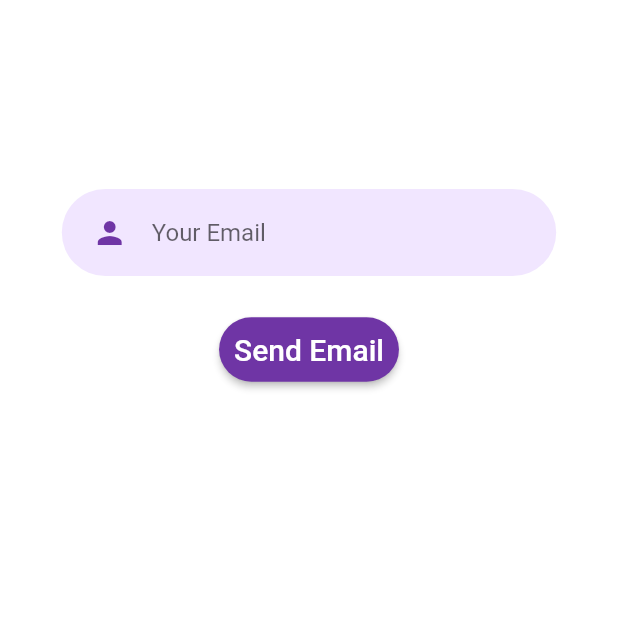
After one commit to Bhavik-20/Flutter_AppointmentApp, a Flutter app: the student_login screen opened by its route, after a tap on "Forgot password ?", after a tap on "Send Email", on a phone screen of 412 x 824 dp, the top half of it. The commit adds this screen. Run offline on Flutter 3.47's test engine with Material 2 defaults, Android fonts, the phone set to English and light mode, and no system bars; our stand-ins replace cloud_firestore, curved_navigation_bar, firebase_auth, firebase_storage, flutter_spinkit, flutter_svg and 4 more; accounts and stored records are empty; network calls fail.

Commit message:
change password

```diff
--- /dev/null
+++ b/lib/pages/ForgotScreen.dart
@@ -0,0 +1,104 @@
+import 'dart:ui';
+import 'package:cloud_firestore/cloud_firestore.dart';
+import 'package:firebase_auth/firebase_auth.dart';
+import 'package:flutter/material.dart';
+import 'package:flutter_appointment_app/model/User.dart';
+import 'package:flutter_appointment_app/services/auth.dart';
+import 'package:flutter_appointment_app/services/database.dart';
+import 'package:flutter_appointment_app/ui_helpers/Loading.dart';
+import 'package:flutter_appointment_app/ui_helpers/constants.dart';
+import 'package:flutter_appointment_app/ui_helpers/rounded_button.dart';
+import 'package:flutter_appointment_app/ui_helpers/rounded_input_field.dart';
+import 'package:flutter_appointment_app/ui_helpers/rounded_password_field.dart';
+import 'package:flutter_appointment_app/ui_helpers/text_field_container.dart';
+import 'package:flutter_svg/flutter_svg.dart';
+import 'package:fluttertoast/fluttertoast.dart';
+import 'package:shared_preferences/shared_preferences.dart';
+
+class ForgotScreen extends StatefulWidget{
+  @override
+  State<StatefulWidget>createState() {
+    //TODO: implement createState
+    return _ForgotScreen();
+  }
+    }
+    class _ForgotScreen extends State<ForgotScreen>{
+      String email="";
+
+      var _formKey=GlobalKey<FormState>();
+
+      checkUserExists(String email) async{
+        CollectionReference studColl= Firestore.instance.collection('student');
+        var snap= await studColl.where("email",isEqualTo: email).getDocuments();
+        if(snap.documents.isEmpty)
+          {
+            return "Not Exists";
+          }
+        else
+          {
+            return "Exists";
+          }
+      }
+
+     @override
+      Widget build(BuildContext context){
+       //TODO: implement build
+       return Scaffold(
+         backgroundColor: Colors.white,
+         body: Center(
+           child: Padding(padding: EdgeInsets.only(top: 50,left:20,right:20),
+           child:Form(
+             key: _formKey,
+           child: Column(
+               children:<Widget> [
+                 Text("We will send you a link ... Please click on that link to reset your password",
+                 style: TextStyle(color: Color(0xffffffff),fontSize: 20),
+                 ),
+                 SizedBox(height:20),
+                 RoundedInputField(
+                   hintText: "Your Email",
+                   onChanged: (value) {
+                     setState(() => email=value);
+                   },
+                 ),
+                 Padding(
+                   padding:EdgeInsets.only(left:0,top:15,right:0,bottom:0),
+                   child:RaisedButton(
+                     onPressed:() async{
+                       if(_formKey.currentState.validate()){
+                         String result = await checkUserExists(email);
+                         if(result=="Exists") {
+                           FirebaseAuth.instance.sendPasswordResetEmail(
+                               email: email).then((value) =>
+                               print("Check your mails..."));
+                         }
+                         else
+                           {
+                             Fluttertoast.showToast(
+                               backgroundColor: Colors.red,
+                               msg: 'We have no user with this email Id',
+                               toastLength: Toast.LENGTH_SHORT,
+                               gravity: ToastGravity.BOTTOM,
+                             );
+                           }
+                           }
+
+                         },
+                     shape: RoundedRectangleBorder(
+                       borderRadius: BorderRadius.circular(50),
+                     ),
+                     color: kPrimaryColor,
+                     child: Text("Send Email",style:TextStyle(color:Colors.white,fontSize:20),),
+                    padding: EdgeInsets.all(10),
+                 ),
+                 ),
+               ],
+           )
+           ),
+         ),
+       ),
+       );
+     }
+
+
+    }
--- a/lib/pages/role.dart
+++ b/lib/pages/role.dart
@@ -10,6 +10,7 @@ class role extends StatelessWidget {
 
   @override
   Widget build(BuildContext context) {
+    Size size = MediaQuery.of(context).size;
     return MaterialApp(
       home: Scaffold(
         backgroundColor: Colors.deepPurple[50],
@@ -41,7 +42,7 @@ class role extends StatelessWidget {
                             Navigator.of(context).pushNamed('/st_login');
                           },
                           child: Image.asset('images/role_student.jpg' ,
-                          width: 150,)
+                          width: size.width*0.3,)
                       ),
                       SizedBox(height: 10.0),
                       Text('I am a Student',
@@ -58,7 +59,7 @@ class role extends StatelessWidget {
                             Navigator.of(context).pushNamed('/tea_login');
                           },
                           child: Image.asset('images/role_teacher.jpg',
-                            width: 150,)
+                            width: size.width*0.3,)
                       ),
                       SizedBox(height: 10.0),
                         Text('I am a Teacher',
--- a/lib/pages/student_accepted_requests.dart
+++ b/lib/pages/student_accepted_requests.dart
@@ -8,7 +8,6 @@ import 'package:flutter_appointment_app/services/database.dart';
 import "package:google_fonts/google_fonts.dart";
 import 'package:curved_navigation_bar/curved_navigation_bar.dart';
 import 'package:provider/provider.dart';
-
 import 'List_teacherAcceptedRequests.dart';
 
 void main()
--- a/lib/pages/student_login.dart
+++ b/lib/pages/student_login.dart
@@ -11,6 +11,7 @@ import 'package:flutter_appointment_app/ui_helpers/rounded_password_field.dart';
 import 'package:flutter_appointment_app/ui_helpers/text_field_container.dart';
 import 'package:fluttertoast/fluttertoast.dart';
 import 'package:shared_preferences/shared_preferences.dart';
+import 'package:flutter_appointment_app/pages/ForgotScreen.dart';
 
 void main(){
   runApp(student_login());
@@ -176,6 +177,20 @@ class _student_loginState extends State<student_login> {
                     }
                   },
                 ),
+                Padding(padding: EdgeInsets.only(right:20),
+                    child: Container(
+                      width: double.infinity,
+                      child: InkWell(
+                        onTap:(){
+                          Navigator.pushReplacement(context,MaterialPageRoute(builder:(BuildContext context)=> ForgotScreen()));
+                        },
+                        child:Text("Forgot password ?",style:TextStyle(color:kPrimaryColor),
+                          textAlign: TextAlign.right,),
+
+                      ),
+                    )
+
+                ),
                 SizedBox(height: size.height * 0.01),
                 SizedBox(height: 10.0,),
                 Row(
--- a/lib/pages/teacher_login.dart
+++ b/lib/pages/teacher_login.dart
@@ -14,6 +14,8 @@ import 'package:flutter_appointment_app/ui_helpers/text_field_container.dart';
 import 'package:flutter_svg/flutter_svg.dart';
 import 'package:fluttertoast/fluttertoast.dart';
 import 'package:shared_preferences/shared_preferences.dart';
+import 'package:flutter_appointment_app/pages/ForgotScreen.dart';
+
 
 void main(){
   runApp(teacher_login());
@@ -181,6 +183,20 @@ class _teacher_loginState extends State<teacher_login> {
                     }
                   },
                 ),
+                Padding(padding: EdgeInsets.only(right:20),
+                  child: Container(
+                    width: double.infinity,
+                    child: InkWell(
+                      onTap:(){
+                        Navigator.pushReplacement(context,MaterialPageRoute(builder:(BuildContext context)=> ForgotScreen()));
+                      },
+                      child:Text("Forgot password ?",style:TextStyle(color:kPrimaryColor),
+                        textAlign: TextAlign.right,),
+
+                    ),
+                  )
+
+                ),
                 SizedBox(height: size.height * 0.01),
                 Row(
                     children: <Widget>[
```
Also changed, not shown: 1 other file.
